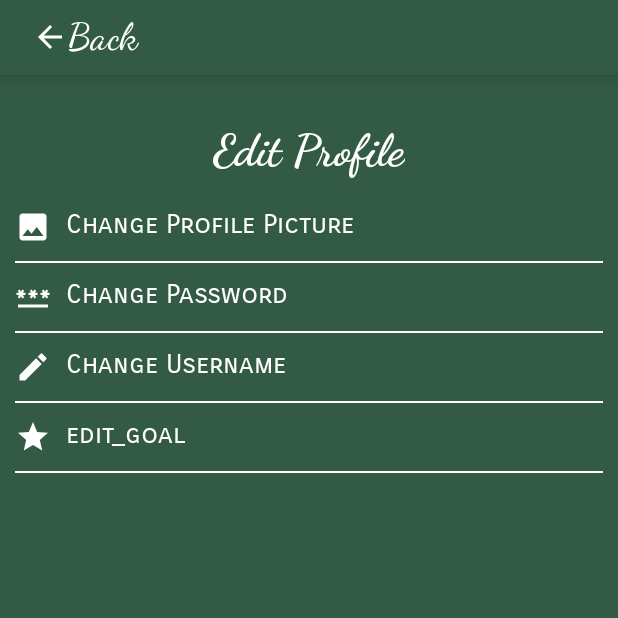
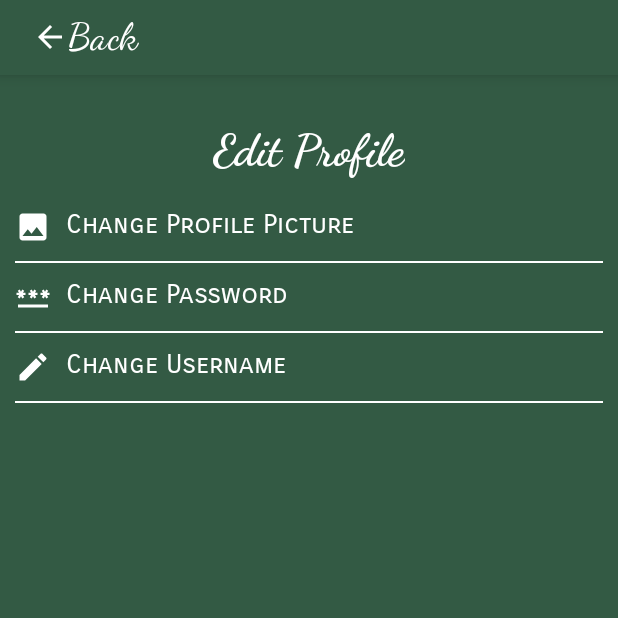
Before and after one commit to supermonkey62/MAD-Assignment, an Android app: the EditProfile screen opened directly, with no data from a screen before it, on a phone screen of 412 x 824 dp, the top half of it. Run offline under Robolectric (Android 15) with nearby library versions, the light colour scheme and no system bars; our stand-ins replace Firebase (no records; nobody signed in at launch, a user with empty details on screens opened directly).

Commit message:
improvement to profile

```diff
--- a/app/src/main/java/sg/edu/np/mad/madassignment/EditProfile.java
+++ b/app/src/main/java/sg/edu/np/mad/madassignment/EditProfile.java
@@ -32,7 +32,7 @@ public class EditProfile extends AppCompatActivity {
         changepassword = findViewById(R.id.change_password);
         changeusername = findViewById(R.id.change_username);
         changepfp = findViewById(R.id.change_pfp);
-        editgoal = findViewById(R.id.edit_goal);
+
         goback = findViewById(R.id.back);
 
 
@@ -67,9 +67,7 @@ public class EditProfile extends AppCompatActivity {
             @Override
             public void onClick(View view) {
                 Intent intent3 = new Intent(EditProfile.this, Profile_Setting.class);
-                intent3.putExtra("USERNAME", username);
-                intent3.putExtra("Password",password);
-                startActivity(intent3);
+                finish();
             }
         });
 
--- a/app/src/main/res/layout/activity_edit_profile.xml
+++ b/app/src/main/res/layout/activity_edit_profile.xml
@@ -134,24 +134,6 @@
             android:layout_marginBottom="10dp"
             android:background="@color/white" />
 
-        <TextView
-            android:id="@+id/edit_goal"
-            android:layout_width="match_parent"
-            android:layout_height="25dp"
-            android:drawableLeft="@drawable/baseline_star_24"
-            android:drawablePadding="10dp"
-            android:drawableTint="@color/white"
-            android:fontFamily="sans-serif-smallcaps"
-            android:text="edit_goal"
-            android:textColor="@color/white"
-            android:textSize="18sp" />
-
-        <TableRow
-            android:layout_width="match_parent"
-            android:layout_height="1dp"
-            android:layout_marginTop="10dp"
-            android:layout_marginBottom="10dp"
-            android:background="@color/white" />
 
 
 
```
